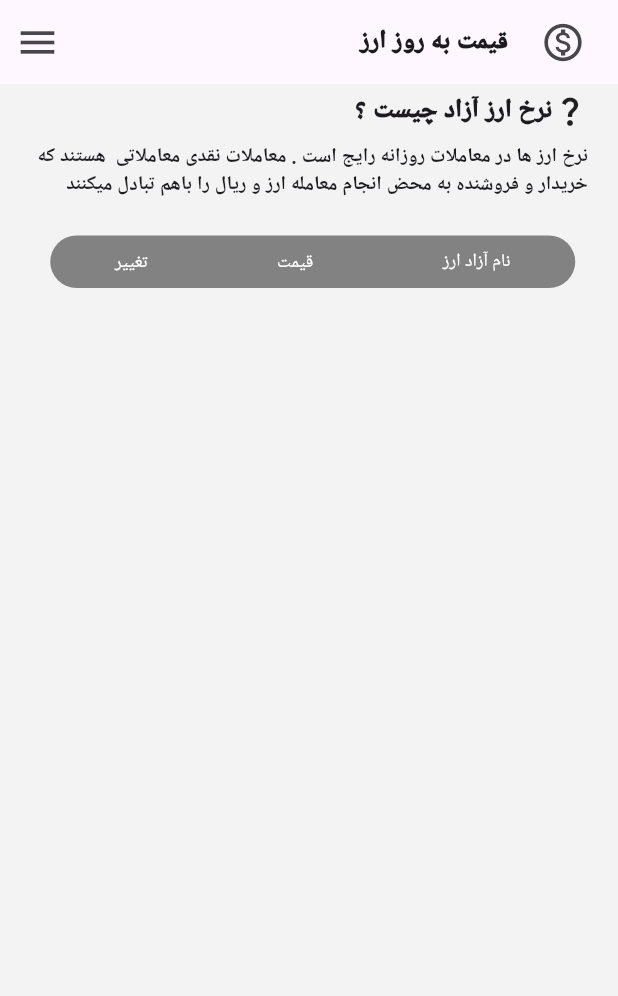
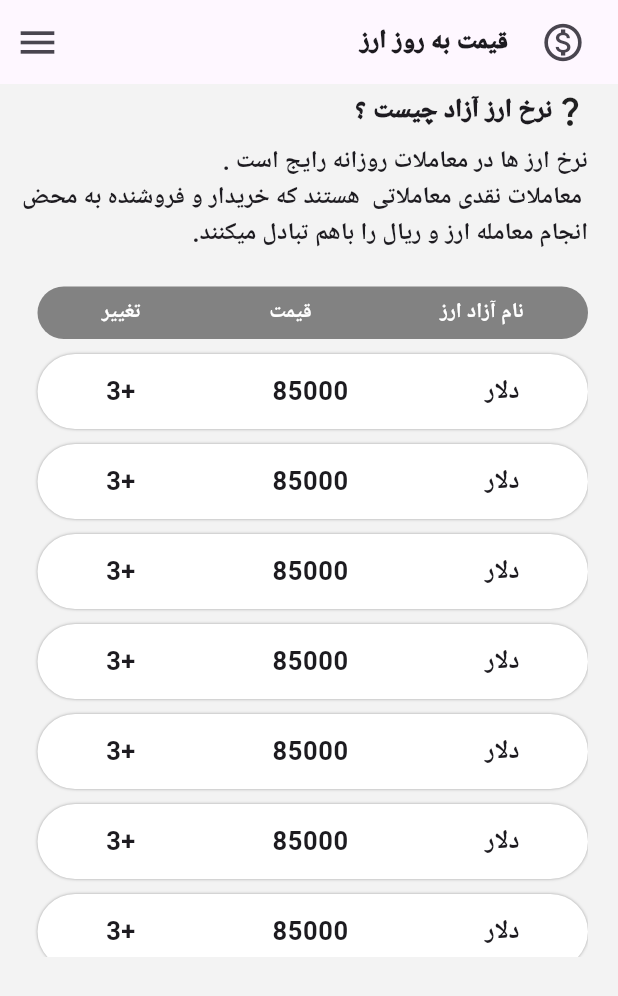
Before and after one commit to abolfazlrezazadeh/Current-price-of-currency, a Flutter app: the screen it shows after launch, on a phone screen of 412 x 824 dp. Shown: the top 996 px of the screen. Run offline on Flutter 3.47's test engine with Material 3 defaults, Android fonts, the phone set to English and light mode, and no system bars.

```diff
--- a/AndroidStudioProjects/practice_online_prices/lib/main.dart
+++ b/AndroidStudioProjects/practice_online_prices/lib/main.dart
@@ -14,9 +14,10 @@ class MyApp extends StatelessWidget {
             textTheme: const TextTheme(
           titleLarge: TextStyle(fontSize: 17, fontWeight: FontWeight.w900),
           bodyLarge: TextStyle(fontSize: 17, fontWeight: FontWeight.w900),
-          bodyMedium: TextStyle(fontSize: 13, fontWeight: FontWeight.w700),
+          bodySmall: TextStyle(fontSize: 17, fontWeight: FontWeight.w700),
+          bodyMedium: TextStyle(fontSize: 16, fontWeight: FontWeight.w700),
           titleSmall: TextStyle(
-              color: Colors.white, fontSize: 12, fontWeight: FontWeight.w400),
+              color: Colors.white, fontSize: 14, fontWeight: FontWeight.w600),
         )),
         debugShowCheckedModeBanner: false,
         home: Home());
@@ -66,17 +67,19 @@ class Home extends StatelessWidget {
               ],
             ),
             Padding(padding: EdgeInsets.fromLTRB(0, 8, 0, 0)),
+
             Text(
-              "نرخ ارز ها در معاملات روزانه رایج است . معاملات نقدی معاملاتی  هستند که خریدار و فروشنده به محض انجام معامله ارز و ریال را باهم تبادل میکنند",
+              "نرخ ارز ها در معاملات روزانه رایج است .\n معاملات نقدی معاملاتی  هستند که خریدار و فروشنده به محض انجام معامله ارز و ریال را باهم تبادل میکنند.",
               style: Theme.of(context).textTheme.bodyMedium,
               textDirection: TextDirection.rtl,
             ),
+
             // body heead container
             Padding(
               padding: EdgeInsets.fromLTRB(25, 24, 0, 0),
               child: Container(
                 height: 35,
-                width: 350,
+                width: double.infinity,
                 decoration: BoxDecoration(
                   color: Color.fromARGB(255, 130, 130, 130),
                   borderRadius: BorderRadius.circular(100),
@@ -92,7 +95,46 @@ class Home extends StatelessWidget {
                   ],
                 ),
               ),
-            )
+            ),
+            // list
+            Container(
+                width: double.infinity,
+                // MediaQuery.of(context).size.height ==> height of screen
+                // 0.5 ==> 50% of screen
+                height: MediaQuery.of(context).size.height *0.5 ,
+                child: Directionality(
+                  textDirection: TextDirection.rtl,
+                  child: ListView.builder(
+                    physics: BouncingScrollPhysics(),
+                    itemCount: 10,
+                      itemBuilder: (BuildContext context, int index) {
+                    return Padding(
+                      padding: const EdgeInsets.fromLTRB(25, 10, 0, 0),
+                      child: Container(
+                        width: double.infinity,
+                        height: 50,
+                        decoration: BoxDecoration(
+                          boxShadow: <BoxShadow>[
+                            BoxShadow(blurRadius: 1.0, color: Colors.grey)
+                          ],
+                          color: Colors.white,
+                          borderRadius: BorderRadius.circular(1000)
+                        ),
+                        child: Row(
+                          mainAxisAlignment: MainAxisAlignment.spaceAround,
+                          children: [
+                            //name of money
+                            Text("دلار",style: Theme.of(context).textTheme.bodySmall,),
+                            // price
+                            Text("85000",style: Theme.of(context).textTheme.bodySmall,),
+                            // changes
+                            Text("+3",style: Theme.of(context).textTheme.bodySmall,),
+                          ],
+                        ),
+                      ),
+                    );
+                  }),
+                ))
           ],
         ),
       ),
```
